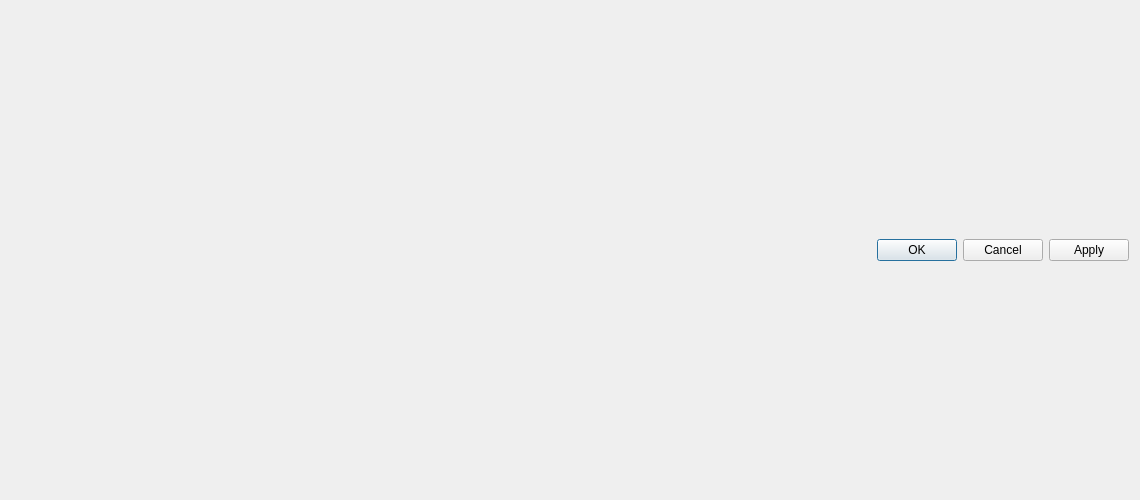
Qt form dsvedit/enemy_editor.ui (LagoLunatic/DSVEdit) before a commit.
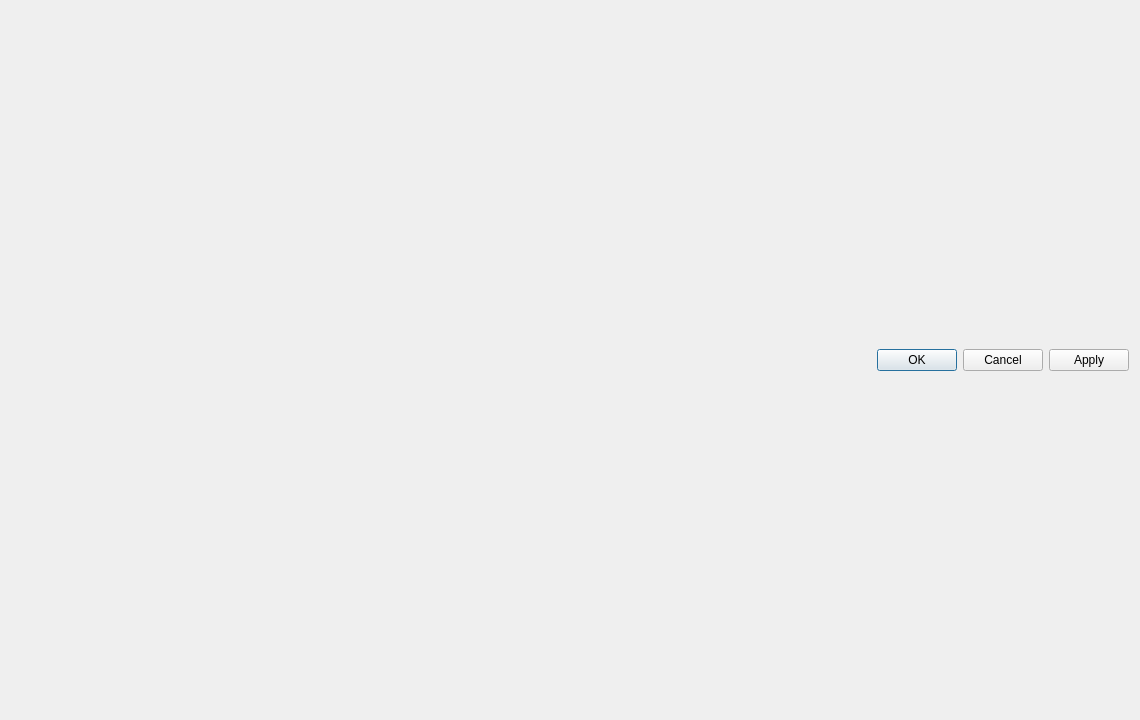
The same form after that commit.

```diff
--- a/dsvedit/enemy_editor.ui
+++ b/dsvedit/enemy_editor.ui
@@ -7,7 +7,7 @@
     <x>0</x>
     <y>0</y>
     <width>1140</width>
-    <height>500</height>
+    <height>720</height>
    </rect>
   </property>
   <property name="sizePolicy">
```
